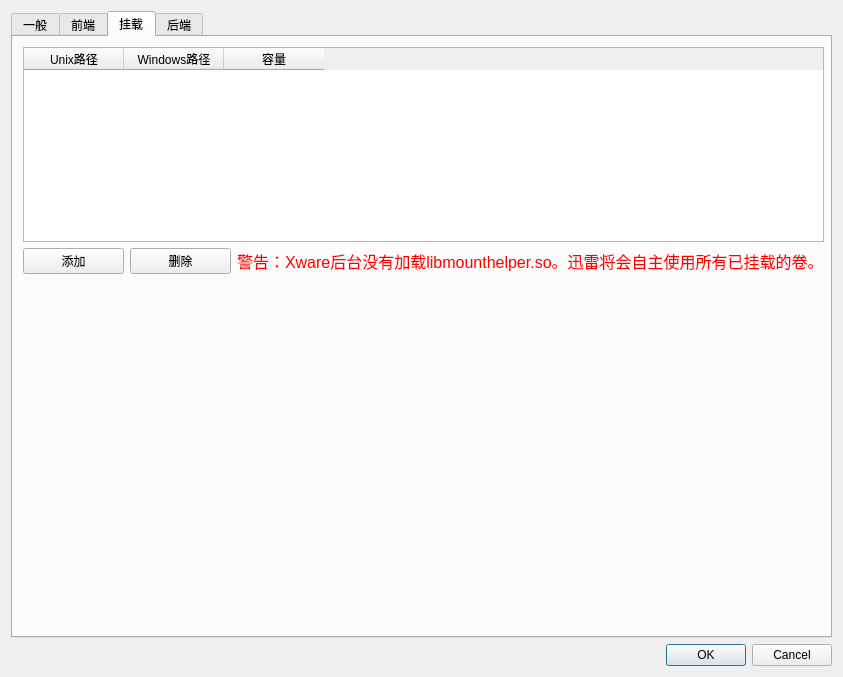
Above: src/frontend/ui/settings.ui from Xinkai/XwareDesktop before the change. Below: the same form after it.
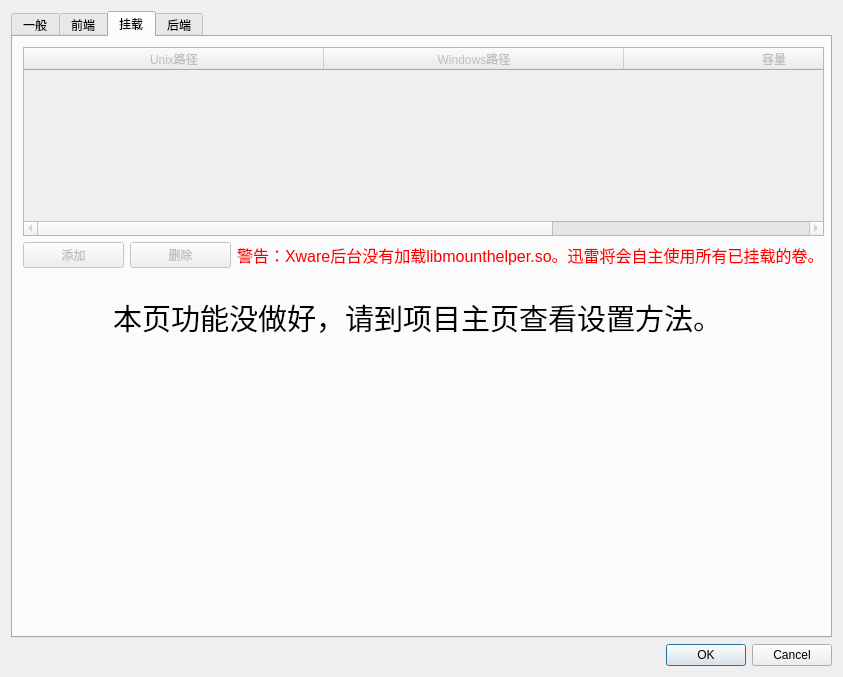
That is the form after the change. The open tabs and pages were chosen to show the change. Icons and pictures are not drawn.

The edit to the form file:
```diff
--- a/src/frontend/ui/settings.ui
+++ b/src/frontend/ui/settings.ui
@@ -136,12 +136,33 @@
          <x>10</x>
          <y>10</y>
          <width>801</width>
-         <height>227</height>
+         <height>221</height>
         </rect>
        </property>
        <layout class="QVBoxLayout" name="verticalLayout_3">
         <item>
-         <widget class="QTableWidget" name="tableWidget">
+         <widget class="QTableWidget" name="table_mounts">
+          <property name="enabled">
+           <bool>false</bool>
+          </property>
+          <property name="sizePolicy">
+           <sizepolicy hsizetype="Expanding" vsizetype="Expanding">
+            <horstretch>0</horstretch>
+            <verstretch>0</verstretch>
+           </sizepolicy>
+          </property>
+          <attribute name="horizontalHeaderCascadingSectionResizes">
+           <bool>false</bool>
+          </attribute>
+          <attribute name="horizontalHeaderDefaultSectionSize">
+           <number>300</number>
+          </attribute>
+          <attribute name="horizontalHeaderStretchLastSection">
+           <bool>true</bool>
+          </attribute>
+          <attribute name="verticalHeaderVisible">
+           <bool>false</bool>
+          </attribute>
           <column>
            <property name="text">
             <string>Unix路径</string>
@@ -163,6 +184,9 @@
          <layout class="QHBoxLayout" name="horizontalLayout">
           <item>
            <widget class="QPushButton" name="pushButton">
+            <property name="enabled">
+             <bool>false</bool>
+            </property>
             <property name="text">
              <string>添加</string>
             </property>
@@ -170,6 +194,9 @@
           </item>
           <item>
            <widget class="QPushButton" name="pushButton_2">
+            <property name="enabled">
+             <bool>false</bool>
+            </property>
             <property name="text">
              <string>删除</string>
             </property>
@@ -194,6 +221,24 @@
         </item>
        </layout>
       </widget>
+      <widget class="QLabel" name="label_2">
+       <property name="geometry">
+        <rect>
+         <x>100</x>
+         <y>260</y>
+         <width>611</width>
+         <height>41</height>
+        </rect>
+       </property>
+       <property name="font">
+        <font>
+         <pointsize>22</pointsize>
+        </font>
+       </property>
+       <property name="text">
+        <string>本页功能没做好，请到项目主页查看设置方法。</string>
+       </property>
+      </widget>
      </widget>
      <widget class="QWidget" name="tab_backend">
       <attribute name="title">
```
Left out of the diff: 73 changed lines with no effect on the pictures.
